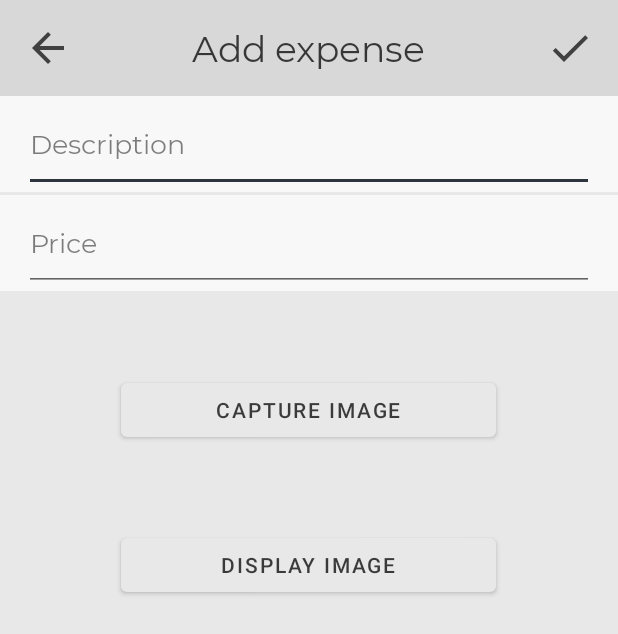
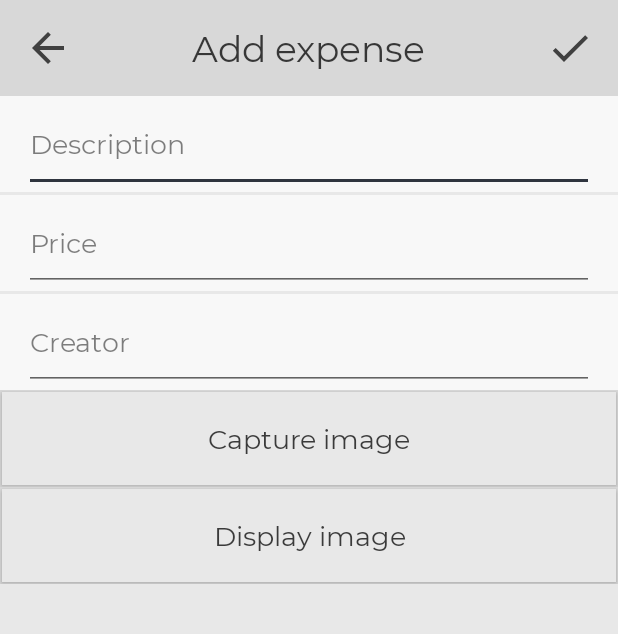
Before and after one commit to yesyesufcurs/DBLAppDev, an Android app: the layout activity_expense_details.xml on its own in the app's theme, with its tools: preview values and no code run, on a phone screen of 412 x 824 dp. Shown: the top 634 px of the screen. Run offline under Robolectric (Android 15) with nearby library versions, the phone set to English and light mode, and no system bars.

Commit message:
Updated expense details UI

```diff
--- a/app/src/main/res/layout/activity_expense_details.xml
+++ b/app/src/main/res/layout/activity_expense_details.xml
@@ -58,8 +58,8 @@
 
     <androidx.constraintlayout.widget.ConstraintLayout
         android:layout_width="match_parent"
+        android:layout_height="0dp"
         android:background="?colorPrimary"
-        android:layout_height="0dp"
         app:layout_constraintBottom_toBottomOf="parent"
         app:layout_constraintEnd_toEndOf="parent"
         app:layout_constraintStart_toStartOf="parent"
@@ -109,54 +109,93 @@
                 android:layout_marginStart="16dp"
                 android:layout_marginEnd="16dp"
                 android:ems="10"
+                android:hint="Price"
                 android:inputType="numberDecimal"
-                android:hint="Price"
                 app:layout_constraintEnd_toEndOf="parent"
                 app:layout_constraintStart_toStartOf="parent"
                 app:layout_constraintTop_toTopOf="parent" />
         </androidx.constraintlayout.widget.ConstraintLayout>
 
-        <!--
-            TODO: This layout is where the camera intent will be. Not sure whether FrameLayout
-            is the right layout, but this can be changed easily by right clicking on it in the
-            component tree in the designer and selecting 'Convert view'.
-        -->
+        <androidx.constraintlayout.widget.ConstraintLayout
+            android:id="@+id/creator_input_constraint"
+            style="@style/input_constraint"
+            android:layout_width="match_parent"
+            android:layout_height="64dp"
+            android:layout_marginTop="2dp"
+            app:layout_constraintEnd_toEndOf="parent"
+            app:layout_constraintStart_toStartOf="parent"
+            app:layout_constraintTop_toBottomOf="@+id/expense_price_input_constraint">
 
-        <LinearLayout
-            android:id="@+id/camera_intent_layout"
+            <EditText
+                android:id="@+id/creator_input_text"
+                style="@style/input_edittext"
+                android:layout_width="match_parent"
+                android:layout_height="match_parent"
+                android:layout_marginStart="16dp"
+                android:layout_marginEnd="16dp"
+                android:ems="10"
+                android:hint="Creator"
+                android:inputType="textPersonName"
+                app:layout_constraintEnd_toEndOf="parent"
+                app:layout_constraintStart_toStartOf="parent"
+                app:layout_constraintTop_toTopOf="parent" />
+        </androidx.constraintlayout.widget.ConstraintLayout>
+
+        <androidx.constraintlayout.widget.ConstraintLayout
+            android:id="@+id/capture_image_button_layout"
+            style="@style/button_constraint"
             android:layout_width="match_parent"
-            android:layout_height="0dp"
-            android:orientation="vertical"
-            app:layout_constraintBottom_toBottomOf="parent"
+            android:layout_height="wrap_content"
             app:layout_constraintEnd_toEndOf="parent"
-            app:layout_constraintHorizontal_bias="0.0"
             app:layout_constraintStart_toStartOf="parent"
-            app:layout_constraintTop_toBottomOf="@+id/expense_price_input_constraint"
-            app:layout_constraintVertical_bias="1.0">
+            app:layout_constraintTop_toBottomOf="@+id/creator_input_constraint">
 
             <Button
-                android:layout_width="250dp"
-                android:layout_height="wrap_content"
-                android:layout_gravity="center_horizontal"
-                android:layout_marginTop="55dp"
+                android:id="@+id/capture_image_button"
+                style="@style/button"
+                android:layout_marginStart="1dp"
+                android:layout_marginTop="1dp"
+                android:layout_marginEnd="1dp"
+                android:layout_marginBottom="1dp"
                 android:onClick="onCaptureImage"
-                android:text="Capture Image" />
+                android:text="Capture image"
+                app:layout_constraintBottom_toBottomOf="parent"
+                app:layout_constraintEnd_toEndOf="parent"
+                app:layout_constraintStart_toStartOf="parent"
+                app:layout_constraintTop_toTopOf="parent" />
+
+        </androidx.constraintlayout.widget.ConstraintLayout>
+
+        <androidx.constraintlayout.widget.ConstraintLayout
+            android:id="@+id/display_image_button_layout"
+            style="@style/button_constraint"
+            android:layout_width="match_parent"
+            android:layout_height="wrap_content"
+            app:layout_constraintEnd_toEndOf="parent"
+            app:layout_constraintStart_toStartOf="parent"
+            app:layout_constraintTop_toBottomOf="@+id/capture_image_button_layout">
 
             <Button
-                android:layout_width="250dp"
-                android:layout_height="wrap_content"
-                android:layout_gravity="center_horizontal"
-                android:layout_marginTop="55dp"
+                android:id="@+id/display_image_button"
+                style="@style/button"
+                android:layout_marginStart="1dp"
+                android:layout_marginTop="1dp"
+                android:layout_marginEnd="1dp"
+                android:layout_marginBottom="1dp"
                 android:onClick="onDisplayImage"
-                android:text="Display Image" />
+                android:text="Display image"
+                app:layout_constraintBottom_toBottomOf="parent"
+                app:layout_constraintEnd_toEndOf="parent"
+                app:layout_constraintStart_toStartOf="parent"
+                app:layout_constraintTop_toTopOf="parent" />
 
-        </LinearLayout>
+        </androidx.constraintlayout.widget.ConstraintLayout>
 
-        <ImageView
-            android:layout_width="match_parent"
-            android:layout_height="match_parent"
-            android:padding="4dp"
-            android:id="@+id/mimageView"/>
+        <!--        <ImageView-->
+<!--            android:id="@+id/mimageView"-->
+<!--            android:layout_width="match_parent"-->
+<!--            android:layout_height="match_parent"-->
+<!--            android:padding="4dp" />-->
 
     </androidx.constraintlayout.widget.ConstraintLayout>
 </androidx.constraintlayout.widget.ConstraintLayout>
```
